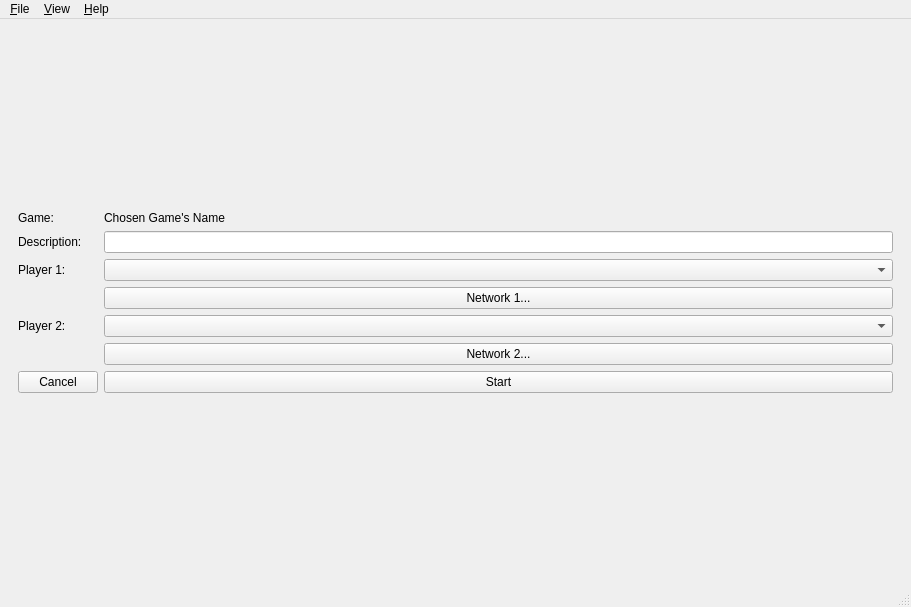
First picture: the form in zero_play/main_window.ui, repository donkirkby/zero-play, before the edit.
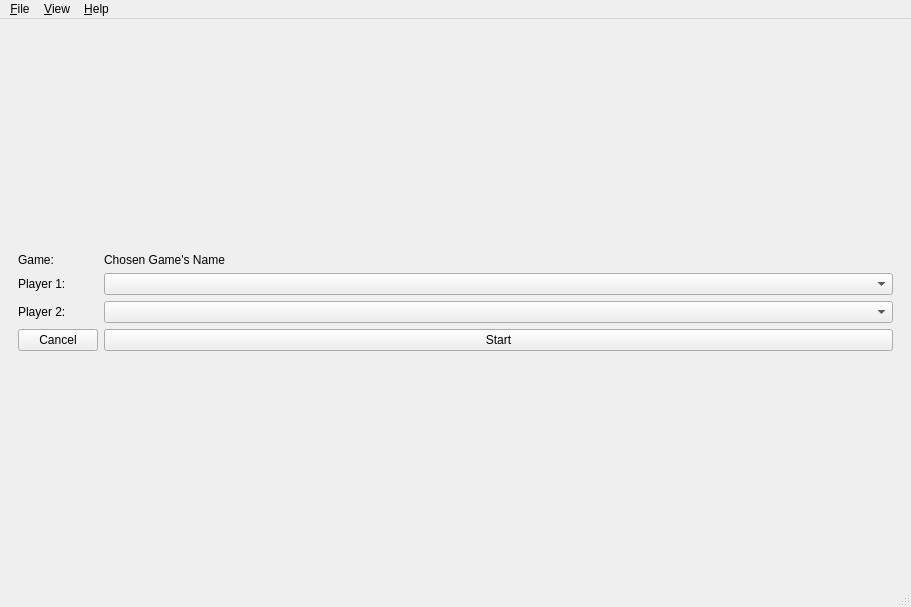
Second picture: the form after the edit.

The edit to the form file:
```diff
--- a/zero_play/main_window.ui
+++ b/zero_play/main_window.ui
@@ -66,39 +66,15 @@
       <widget class="QWidget" name="players_page">
        <layout class="QVBoxLayout" name="verticalLayout">
         <item>
-         <layout class="QGridLayout" name="gridLayout">
-          <item row="3" column="1">
-           <widget class="QPushButton" name="network1">
-            <property name="text">
-             <string>Network 1...</string>
-            </property>
-           </widget>
-          </item>
-          <item row="6" column="1">
-           <widget class="QPushButton" name="start">
-            <property name="text">
-             <string>Start</string>
-            </property>
-           </widget>
-          </item>
-          <item row="4" column="0">
+         <layout class="QGridLayout" name="gridLayout" rowstretch="0,0,0,0">
+          <item row="2" column="0">
            <widget class="QLabel" name="label">
             <property name="text">
              <string>Player 2:</string>
             </property>
            </widget>
           </item>
-          <item row="2" column="1">
-           <widget class="QComboBox" name="player1"/>
-          </item>
-          <item row="6" column="0">
-           <widget class="QPushButton" name="cancel">
-            <property name="text">
-             <string>Cancel</string>
-            </property>
-           </widget>
-          </item>
-          <item row="2" column="0">
+          <item row="1" column="0">
            <widget class="QLabel" name="game_label_2">
             <property name="sizePolicy">
              <sizepolicy hsizetype="Fixed" vsizetype="Fixed">
@@ -111,6 +87,9 @@
             </property>
            </widget>
           </item>
+          <item row="2" column="1">
+           <widget class="QComboBox" name="player2"/>
+          </item>
           <item row="0" column="1">
            <widget class="QLabel" name="game_name">
             <property name="text">
@@ -118,24 +97,22 @@
             </property>
            </widget>
           </item>
-          <item row="1" column="0">
-           <widget class="QLabel" name="label_2">
-            <property name="sizePolicy">
-             <sizepolicy hsizetype="Preferred" vsizetype="Fixed">
-              <horstretch>0</horstretch>
-              <verstretch>0</verstretch>
-             </sizepolicy>
-            </property>
+          <item row="3" column="0">
+           <widget class="QPushButton" name="cancel">
             <property name="text">
-             <string>Description:</string>
+             <string>Cancel</string>
             </property>
            </widget>
           </item>
-          <item row="4" column="1">
-           <widget class="QComboBox" name="player2"/>
-          </item>
           <item row="1" column="1">
-           <widget class="QLineEdit" name="lineEdit"/>
+           <widget class="QComboBox" name="player1"/>
+          </item>
+          <item row="3" column="1">
+           <widget class="QPushButton" name="start">
+            <property name="text">
+             <string>Start</string>
+            </property>
+           </widget>
           </item>
           <item row="0" column="0">
            <widget class="QLabel" name="game_label">
@@ -150,20 +127,6 @@
             </property>
            </widget>
           </item>
-          <item row="3" column="0">
-           <widget class="QLabel" name="label_3">
-            <property name="text">
-             <string/>
-            </property>
-           </widget>
-          </item>
-          <item row="5" column="1">
-           <widget class="QPushButton" name="network2">
-            <property name="text">
-             <string>Network 2...</string>
-            </property>
-           </widget>
-          </item>
          </layout>
         </item>
        </layout>
```
